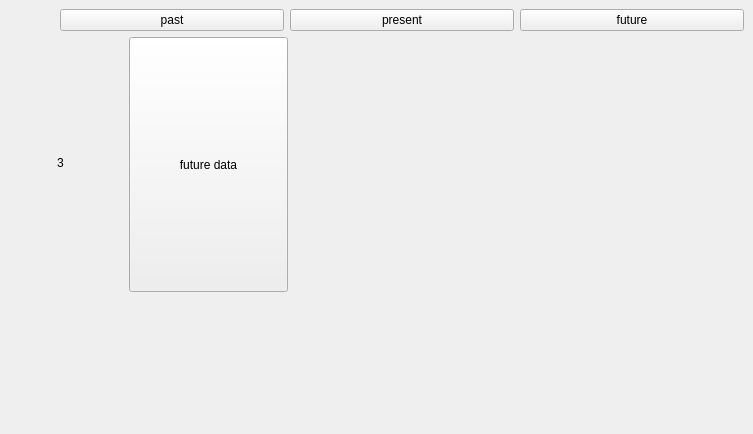
Qt form intermediatewindow.ui (Aalok376/SkyScout) before a commit.
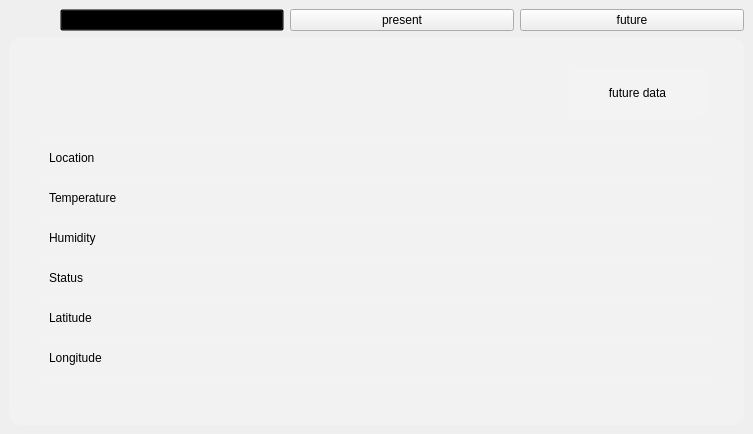
The same form after that commit. The open tabs and pages were chosen to show the change. Icons and pictures are not drawn.

The edit to the form file:
```diff
--- a/intermediatewindow.ui
+++ b/intermediatewindow.ui
@@ -58,6 +58,9 @@
           </item>
           <item>
            <widget class="QPushButton" name="btnPast">
+            <property name="styleSheet">
+             <string notr="true">background:transparent;</string>
+            </property>
             <property name="text">
              <string>past</string>
             </property>
@@ -81,6 +84,10 @@
         </item>
         <item>
          <widget class="QStackedWidget" name="stackedWidget">
+          <property name="styleSheet">
+           <string notr="true">background:rgba(255,255,255,0.1);
+border-radius:12%;</string>
+          </property>
           <property name="currentIndex">
            <number>0</number>
           </property>
@@ -153,26 +160,13 @@
            </widget>
           </widget>
           <widget class="QWidget" name="page_3">
-           <widget class="QLabel" name="label_4">
-            <property name="geometry">
-             <rect>
-              <x>48</x>
-              <y>115</y>
-              <width>31</width>
-              <height>21</height>
-             </rect>
-            </property>
-            <property name="text">
-             <string>3</string>
-            </property>
-           </widget>
            <widget class="QPushButton" name="future_data_btn">
             <property name="geometry">
              <rect>
-              <x>120</x>
-              <y>0</y>
-              <width>159</width>
-              <height>255</height>
+              <x>558</x>
+              <y>30</y>
+              <width>141</width>
+              <height>51</height>
              </rect>
             </property>
             <property name="sizePolicy">
@@ -181,10 +175,308 @@
               <verstretch>0</verstretch>
              </sizepolicy>
             </property>
+            <property name="styleSheet">
+             <string notr="true">font: 10pt 'Segoe UI';</string>
+            </property>
             <property name="text">
              <string>future data</string>
             </property>
            </widget>
+           <widget class="Line" name="line_15">
+            <property name="geometry">
+             <rect>
+              <x>30</x>
+              <y>100</y>
+              <width>671</width>
+              <height>4</height>
+             </rect>
+            </property>
+            <property name="orientation">
+             <enum>Qt::Horizontal</enum>
+            </property>
+           </widget>
+           <widget class="Line" name="line_16">
+            <property name="geometry">
+             <rect>
+              <x>30</x>
+              <y>140</y>
+              <width>671</width>
+              <height>4</height>
+             </rect>
+            </property>
+            <property name="orientation">
+             <enum>Qt::Horizontal</enum>
+            </property>
+           </widget>
+           <widget class="Line" name="line_17">
+            <property name="geometry">
+             <rect>
+              <x>30</x>
+              <y>180</y>
+              <width>671</width>
+              <height>4</height>
+             </rect>
+            </property>
+            <property name="orientation">
+             <enum>Qt::Horizontal</enum>
+            </property>
+           </widget>
+           <widget class="Line" name="line_18">
+            <property name="geometry">
+             <rect>
+              <x>30</x>
+              <y>220</y>
+              <width>671</width>
+              <height>4</height>
+             </rect>
+            </property>
+            <property name="orientation">
+             <enum>Qt::Horizontal</enum>
+            </property>
+           </widget>
+           <widget class="Line" name="line_19">
+            <property name="geometry">
+             <rect>
+              <x>30</x>
+              <y>260</y>
+              <width>671</width>
+              <height>4</height>
+             </rect>
+            </property>
+            <property name="orientation">
+             <enum>Qt::Horizontal</enum>
+            </property>
+           </widget>
+           <widget class="Line" name="line_20">
+            <property name="geometry">
+             <rect>
+              <x>30</x>
+              <y>300</y>
+              <width>671</width>
+              <height>4</height>
+             </rect>
+            </property>
+            <property name="orientation">
+             <enum>Qt::Horizontal</enum>
+            </property>
+           </widget>
+           <widget class="Line" name="line_21">
+            <property name="geometry">
+             <rect>
+              <x>30</x>
+              <y>340</y>
+              <width>671</width>
+              <height>4</height>
+             </rect>
+            </property>
+            <property name="orientation">
+             <enum>Qt::Horizontal</enum>
+            </property>
+           </widget>
+           <widget class="QLabel" name="futureLocation">
+            <property name="geometry">
+             <rect>
+              <x>40</x>
+              <y>110</y>
+              <width>71</width>
+              <height>21</height>
+             </rect>
+            </property>
+            <property name="styleSheet">
+             <string notr="true">background:transparent;
+font: 10pt 'Segoe UI';</string>
+            </property>
+            <property name="text">
+             <string>Location</string>
+            </property>
+           </widget>
+           <widget class="QLabel" name="futureTemp">
+            <property name="geometry">
+             <rect>
+              <x>40</x>
+              <y>150</y>
+              <width>81</width>
+              <height>21</height>
+             </rect>
+            </property>
+            <property name="styleSheet">
+             <string notr="true">background:transparent;
+font: 10pt 'Segoe UI';</string>
+            </property>
+            <property name="text">
+             <string>Temperature</string>
+            </property>
+           </widget>
+           <widget class="QLabel" name="futureHumidity">
+            <property name="geometry">
+             <rect>
+              <x>40</x>
+              <y>190</y>
+              <width>71</width>
+              <height>21</height>
+             </rect>
+            </property>
+            <property name="styleSheet">
+             <string notr="true">background:transparent;
+font: 10pt 'Segoe UI';</string>
+            </property>
+            <property name="text">
+             <string>Humidity</string>
+            </property>
+           </widget>
+           <widget class="QLabel" name="futureStatus">
+            <property name="geometry">
+             <rect>
+              <x>40</x>
+              <y>230</y>
+              <width>71</width>
+              <height>21</height>
+             </rect>
+            </property>
+            <property name="styleSheet">
+             <string notr="true">background:transparent;
+font: 10pt 'Segoe UI';</string>
+            </property>
+            <property name="text">
+             <string>Status</string>
+            </property>
+           </widget>
+           <widget class="QLabel" name="futureLat">
+            <property name="geometry">
+             <rect>
+              <x>40</x>
+              <y>270</y>
+              <width>71</width>
+              <height>21</height>
+             </rect>
+            </property>
+            <property name="styleSheet">
+             <string notr="true">background:transparent;
+font: 10pt 'Segoe UI';</string>
+            </property>
+            <property name="text">
+             <string>Latitude</string>
+            </property>
+           </widget>
+           <widget class="QLabel" name="futureLon">
+            <property name="geometry">
+             <rect>
+              <x>40</x>
+              <y>310</y>
+              <width>71</width>
+              <height>21</height>
+             </rect>
+            </property>
+            <property name="styleSheet">
+             <string notr="true">background:transparent;
+font: 10pt 'Segoe UI';</string>
+            </property>
+            <property name="text">
+             <string>Longitude</string>
+            </property>
+           </widget>
+           <widget class="QLabel" name="futureLocation_2">
+            <property name="geometry">
+             <rect>
+              <x>600</x>
+              <y>110</y>
+              <width>91</width>
+              <height>21</height>
+             </rect>
+            </property>
+            <property name="styleSheet">
+             <string notr="true">background:transparent;
+font: 10pt 'Segoe UI';</string>
+            </property>
+            <property name="text">
+             <string/>
+            </property>
+           </widget>
+           <widget class="QLabel" name="futureTemp_2">
+            <property name="geometry">
+             <rect>
+              <x>600</x>
+              <y>150</y>
+              <width>91</width>
+              <height>21</height>
+             </rect>
+            </property>
+            <property name="styleSheet">
+             <string notr="true">background:transparent;
+font: 10pt 'Segoe UI';</string>
+            </property>
+            <property name="text">
+             <string/>
+            </property>
+           </widget>
+           <widget class="QLabel" name="futureHumidity_2">
+            <property name="geometry">
+             <rect>
+              <x>600</x>
+              <y>190</y>
+              <width>91</width>
+              <height>21</height>
+             </rect>
+            </property>
+            <property name="styleSheet">
+             <string notr="true">background:transparent;
+font: 10pt 'Segoe UI';</string>
+            </property>
+            <property name="text">
+             <string/>
+            </property>
+           </widget>
+           <widget class="QLabel" name="futureStatus_2">
+            <property name="geometry">
+             <rect>
+              <x>600</x>
+              <y>230</y>
+              <width>91</width>
+              <height>21</height>
+             </rect>
+            </property>
+            <property name="styleSheet">
+             <string notr="true">background:transparent;
+font: 10pt 'Segoe UI';</string>
+            </property>
+            <property name="text">
+             <string/>
+            </property>
+           </widget>
+           <widget class="QLabel" name="futureLat_2">
+            <property name="geometry">
+             <rect>
+              <x>600</x>
+              <y>270</y>
+              <width>91</width>
+              <height>21</height>
+             </rect>
+            </property>
+            <property name="styleSheet">
+             <string notr="true">background:transparent;
+font: 10pt 'Segoe UI';</string>
+            </property>
+            <property name="text">
+             <string/>
+            </property>
+           </widget>
+           <widget class="QLabel" name="futureLon_2">
+            <property name="geometry">
+             <rect>
+              <x>600</x>
+              <y>310</y>
+              <width>91</width>
+              <height>21</height>
+             </rect>
+            </property>
+            <property name="styleSheet">
+             <string notr="true">background:transparent;
+font: 10pt 'Segoe UI';</string>
+            </property>
+            <property name="text">
+             <string/>
+            </property>
+           </widget>
           </widget>
          </widget>
         </item>
```
Left out of the diff: 638 changed lines with no effect on the pictures.
